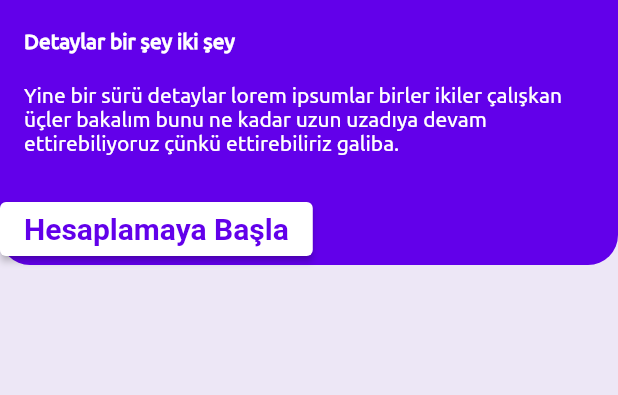
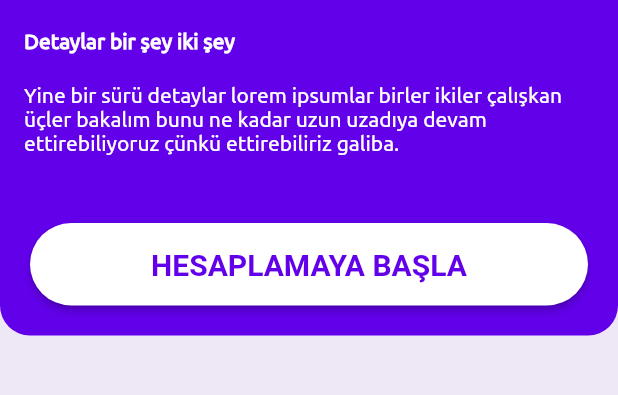
Before and after one commit to EsraKantarci/mirasapp, a Flutter app: the StartPage screen opened directly, on a phone screen of 412 x 824 dp, the part 233-628 px from its top. Run offline on Flutter 3.47's test engine with Material 2 defaults, Android fonts, the phone set to English and light mode, and no system bars.

Commit message:
Button added, developer got really bored. Started to watch anime and redesigned the mockup again.

```diff
--- a/lib/pages/start_page.dart
+++ b/lib/pages/start_page.dart
@@ -57,16 +57,9 @@ class _StartPageState extends State<StartPage> {
                 SizedBox(height: 25),
                 //Instead of raised button, we use elevated one
                 //It is newer.
-                ElevatedButton(
-                  child: Text('Hesaplamaya Başla'),
-                  onPressed: () {},
-                  style: ElevatedButton.styleFrom(
-                      primary: Colors.white,
-                      onPrimary: AppColors.mainColor,
-                      textStyle: TextStyle(
-                          color: AppColors.mainColor,
-                          fontSize: 20,
-                          fontWeight: FontWeight.bold)),
+                Padding(
+                  padding: const EdgeInsets.all(20.0),
+                  child: buildButton(),
                 ),
               ],
             ),
@@ -74,6 +67,32 @@ class _StartPageState extends State<StartPage> {
         ],
       ),
     );
+  }
+
+  Widget buildButton() {
+    return Row(
+                  children: [
+                    Expanded(
+                      child: ElevatedButton(
+                        child: Text('HESAPLAMAYA BAŞLA'),
+                        onPressed: () {},
+                        style: ElevatedButton.styleFrom(
+                            shape: RoundedRectangleBorder(
+                              borderRadius: BorderRadius.all(
+                                Radius.circular(50),
+                              ),
+                            ),
+                            padding: EdgeInsets.symmetric(vertical: 16),
+                            primary: Colors.white,
+                            onPrimary: AppColors.mainColor,
+                            textStyle: TextStyle(
+                                color: AppColors.mainColor,
+                                fontSize: 20,
+                                fontWeight: FontWeight.bold)),
+                      ),
+                    ),
+                  ],
+                );
   }
 
   Row buildHeader() {
```
